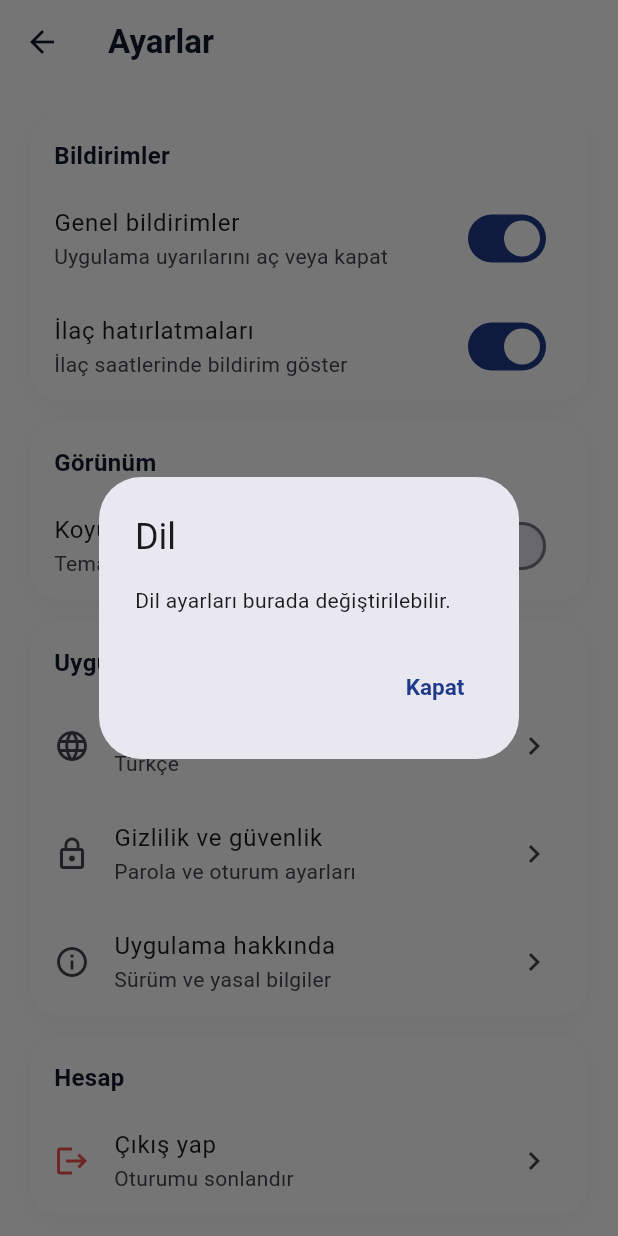
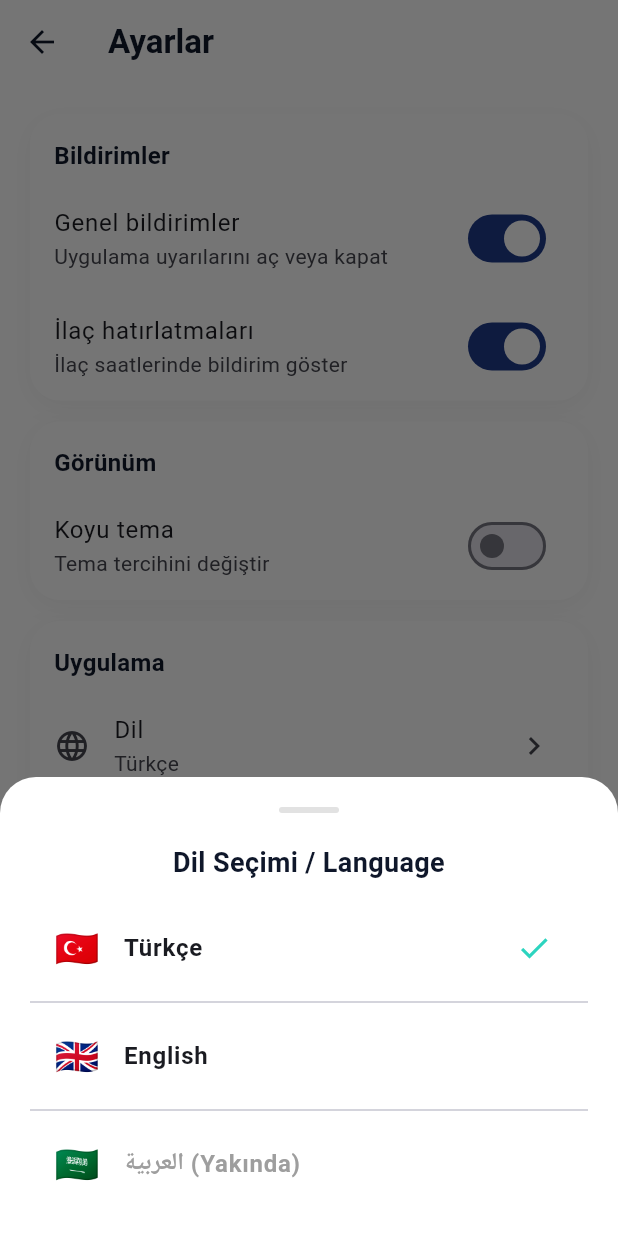
Before and after one commit to dilara-karaca/ClinGaitAI, a Flutter app: the SettingsScreen screen opened directly, after a tap on "Dil", on a phone screen of 412 x 824 dp. Run offline on Flutter 3.47's test engine with Material 3 defaults, Android fonts, the phone set to English and light mode, and no system bars; our stand-ins replace google_sign_in.

Commit message:
style: ing  dili eklendi geliştirilicek,arapça eklendi(yakında)

```diff
--- /dev/null
+++ b/lib/app_strings.dart
@@ -0,0 +1,95 @@
+class AppStrings {
+  // Aktif dili uygulamanın her yerinden ortak okumak için statik tutuyoruz
+  static String currentLanguage = 'tr';
+
+  static const Map<String, Map<String, String>> _localizedValues = {
+    'tr': {
+      'settings': 'Ayarlar',
+      'notifications': 'Bildirimler',
+      'general_notif': 'Genel bildirimler',
+      'general_notif_sub': 'Uygulama uyarılarını aç veya kapat',
+      'med_reminders': 'İlaç hatırlatmaları',
+      'med_reminders_sub': 'İlaç saatlerinde bildirim göster',
+      'appearance': 'Görünüm',
+      'dark_mode': 'Koyu tema',
+      'dark_mode_sub': 'Tema tercihini değiştir',
+      'app': 'Uygulama',
+      'language': 'Dil',
+      'privacy': 'Gizlilik ve güvenlik',
+      'privacy_sub': 'Parola ve oturum ayarları',
+      'about': 'Uygulama hakkında',
+      'about_sub': 'Sürüm ve yasal bilgiler',
+      'account': 'Hesap',
+      'logout': 'Çıkış yap',
+      'logout_sub': 'Oturumu sonlandır',
+
+      // Ana Sayfa Kelimeleri
+      'welcome': 'Merhaba Dilara',
+      'how_is_day': 'Günün nasıl geçiyor?',
+      'streak_title': '12 Günlük Seri',
+      'streak_sub': 'Mükemmel gidiyorsun! 🔥',
+      'meds': 'İlaçlar',
+      'appointments': 'Randevular',
+    },
+    'en': {
+      'settings': 'Settings',
+      'notifications': 'Notifications',
+      'general_notif': 'General Notifications',
+      'general_notif_sub': 'Turn app alerts on or off',
+      'med_reminders': 'Medication Reminders',
+      'med_reminders_sub': 'Show notifications at medication times',
+      'appearance': 'Appearance',
+      'dark_mode': 'Dark Mode',
+      'dark_mode_sub': 'Change theme preference',
+      'app': 'Application',
+      'language': 'Language',
+      'privacy': 'Privacy & Security',
+      'privacy_sub': 'Password and session settings',
+      'about': 'About Application',
+      'about_sub': 'Version and legal info',
+      'account': 'Account',
+      'logout': 'Log Out',
+      'logout_sub': 'Terminate session',
+
+      // Ana Sayfa Kelimeleri
+      'welcome': 'Hello Dilara',
+      'how_is_day': 'How is your day going?',
+      'streak_title': '12-Day Streak',
+      'streak_sub': 'You are doing great! 🔥',
+      'meds': 'Medications',
+      'appointments': 'Appointments',
+    },
+    'ar': {
+      'settings': 'الإعدادات',
+      'notifications': 'الإشعارات',
+      'general_notif': 'الإشعارات العامة',
+      'general_notif_sub': 'تفعيل أو تعطيل تنبيهات التطبيق',
+      'med_reminders': 'تذكير المواعيد الدوائية',
+      'med_reminders_sub': 'إظهار الإشعارات في مواعيد الدواء',
+      'appearance': 'المظهر',
+      'dark_mode': 'الوضع الداكن',
+      'dark_mode_sub': 'تغيير خيارات المظهر',
+      'app': 'التطبيق',
+      'language': 'اللغة',
+      'privacy': 'الخصوصية والأمان',
+      'privacy_sub': 'إعدادات كلمة المرور والجلسة',
+      'about': 'حول التطبيق',
+      'about_sub': 'الإصدار والمعلومات القانونية',
+      'account': 'الحساب',
+      'logout': 'تسجيل الخروج',
+      'logout_sub': 'إنهاء الجلسة',
+
+      // Ana Sayfa Kelimeleri
+      'welcome': 'مرحباً ديلارا',
+      'how_is_day': 'كيف حالك اليوم؟',
+      'streak_title': 'سلسلة ١٢ يوماً',
+      'streak_sub': 'أنت تبلي بلاءً حسناً! 🔥',
+      'meds': 'الأدوية',
+      'appointments': 'المواعيد',
+    }
+  };
+
+  static String get(String key) {
+    return _localizedValues[currentLanguage]?[key] ?? key;
+  }
+}
--- a/lib/screens/home/home_screen.dart
+++ b/lib/screens/home/home_screen.dart
@@ -2,7 +2,7 @@ import 'package:flutter/material.dart';
 import '../../core/theme/app_theme.dart';
 import '../profile/profile_screen.dart';
 import '../settings/settings_screen.dart';
-
+import '../../app_strings.dart';
 class HomeScreen extends StatelessWidget {
   const HomeScreen({super.key});
 
@@ -109,7 +109,7 @@ class _HomeBodyState extends State<HomeBody> {
       ),
     ),
   ],
-              ),
+), // Column
               Row(
                 children: [
                   _buildConnectionIndicator(),
@@ -164,12 +164,12 @@ class _HomeBodyState extends State<HomeBody> {
           _buildStreakCard(),
           const SizedBox(height: 16),
 
-          _buildSectionTitle('İlaçlar', Icons.medication_outlined),
+        _buildSectionTitle(AppStrings.get('meds'), Icons.medication_outlined),
           const SizedBox(height: 12),
           _buildMedicationsForDay(),
           const SizedBox(height: 16),
 
-          _buildSectionTitle('Randevular', Icons.calendar_today),
+          _buildSectionTitle(AppStrings.get('appointments'), Icons.calendar_today),
           const SizedBox(height: 12),
           _buildAppointments(),
           const SizedBox(height: 24),
@@ -383,9 +383,9 @@ class _HomeBodyState extends State<HomeBody> {
               const SizedBox(width: 16),
               Column(
   crossAxisAlignment: CrossAxisAlignment.start,
-                children: [
-                  const Text(
-                    '12 Günlük Seri',
+  children: [ // const kelimesi yok
+    Text(
+      AppStrings.get('streak_title'), // Eski '12 Günlük Seri' yerine
       style: TextStyle(
         color: Colors.white,
         fontSize: 20,
@@ -395,7 +395,7 @@ class _HomeBodyState extends State<HomeBody> {
     ),
     const SizedBox(height: 4),
     Text(
-                    'Mükemmel gidiyorsun! 🔥',
+      AppStrings.get('streak_sub'), // Eski 'Mükemmel gidiyorsun! 🔥' yerine
       style: TextStyle(
         color: Colors.white.withOpacity(0.8),
         fontSize: 13,
@@ -403,7 +403,7 @@ class _HomeBodyState extends State<HomeBody> {
       ),
     ),
   ],
-              ),
+), // Column
             ],
           ),
           const SizedBox(height: 20),
--- a/lib/screens/settings/settings_screen.dart
+++ b/lib/screens/settings/settings_screen.dart
@@ -1,5 +1,6 @@
 import 'package:flutter/material.dart';
 import '../../core/theme/app_theme.dart';
+import '../../app_strings.dart';
 
 class SettingsScreen extends StatefulWidget {
   const SettingsScreen({super.key});
@@ -13,12 +14,89 @@ class _SettingsScreenState extends State<SettingsScreen> {
   bool medicationReminders = true;
   bool darkMode = false;
 
+  // Dil seçim penceresini (BottomSheet) açan sihirli fonksiyonumuz
+  void _openLanguageMenu() {
+    showModalBottomSheet<void>(
+      context: context,
+      backgroundColor: Colors.transparent,
+      builder: (context) {
+        return Container(
+          padding: const EdgeInsets.all(20),
+          decoration: const BoxDecoration(
+            color: AppColors.surface,
+            borderRadius: BorderRadius.vertical(top: Radius.circular(24)),
+          ),
+          child: Column(
+            mainAxisSize: MainAxisSize.min,
+            crossAxisAlignment: CrossAxisAlignment.stretch,
+            children: [
+              Center(
+                child: Container(
+                  width: 40,
+                  height: 4,
+                  margin: const EdgeInsets.only(bottom: 20),
+                  decoration: BoxDecoration(
+                    color: Colors.grey.withOpacity(0.3),
+                    borderRadius: BorderRadius.circular(10),
+                  ),
+                ),
+              ),
+              const Text(
+                'Dil Seçimi / Language',
+                style: TextStyle(fontSize: 18, fontWeight: FontWeight.bold, color: AppColors.textPrimary),
+                textAlign: TextAlign.center,
+              ),
+              const SizedBox(height: 16),
+
+              // 🇹🇷 Türkçe Seçeneği
+              ListTile(
+                leading: const Text('🇹🇷', style: TextStyle(fontSize: 24)),
+                title: const Text('Türkçe', style: TextStyle(fontWeight: FontWeight.w600)),
+                trailing: AppStrings.currentLanguage == 'tr' ? const Icon(Icons.check, color: AppColors.mintGreen) : null,
+                onTap: () {
+                  setState(() {
+                    AppStrings.currentLanguage = 'tr';
+                  });
+                  Navigator.pop(context);
+                },
+              ),
+              const Divider(),
+
+              // 🇬🇧 İngilizce Seçeneği (Tamamen Aktif)
+              ListTile(
+                leading: const Text('🇬🇧', style: TextStyle(fontSize: 24)),
+                title: const Text('English', style: TextStyle(fontWeight: FontWeight.w600)),
+                trailing: AppStrings.currentLanguage == 'en' ? const Icon(Icons.check, color: AppColors.mintGreen) : null,
+                onTap: () {
+                  setState(() {
+                    AppStrings.currentLanguage = 'en';
+                  });
+                  Navigator.pop(context);
+                },
+              ),
+              const Divider(),
+
+              // 🇸🇦 Arapça Seçeneği (Sadece buton olarak duruyor - Tam senin istediğin gibi)
+              ListTile(
+                leading: const Text('🇸🇦', style: TextStyle(fontSize: 24)),
+                title: const Text('العربية (Yakında)', style: TextStyle(color: Colors.grey, fontWeight: FontWeight.w600)),
+                onTap: () {
+                  // Fuarda vizyon göstermek için boş bıraktık, basılınca hata vermez
+                },
+              ),
+            ],
+          ),
+        );
+      },
+    ).then((_) => setState(() {})); // Pencere kapandığında Ayarlar sayfasını anında İngilizceye uçurur
+  }
+
   @override
   Widget build(BuildContext context) {
     return Scaffold(
       backgroundColor: AppColors.background,
       appBar: AppBar(
-        title: const Text('Ayarlar'),
+        title: Text(AppStrings.get('settings')), // Dinamik Türkçe/İngilizce başlık
         backgroundColor: AppColors.surface,
         elevation: 0,
       ),
@@ -26,73 +104,64 @@ class _SettingsScreenState extends State<SettingsScreen> {
         padding: const EdgeInsets.all(20),
         children: [
           _SectionCard(
-            title: 'Bildirimler',
+            title: AppStrings.get('notifications'),
             children: [
               SwitchListTile(
                 value: notificationsEnabled,
-                onChanged:
-                    (value) => setState(() => notificationsEnabled = value),
-                title: const Text('Genel bildirimler'),
-                subtitle: const Text('Uygulama uyarılarını aç veya kapat'),
+                onChanged: (value) => setState(() => notificationsEnabled = value),
+                title: Text(AppStrings.get('general_notif')),
+                subtitle: Text(AppStrings.get('general_notif_sub')),
               ),
               SwitchListTile(
                 value: medicationReminders,
-                onChanged:
-                    (value) => setState(() => medicationReminders = value),
-                title: const Text('İlaç hatırlatmaları'),
-                subtitle: const Text('İlaç saatlerinde bildirim göster'),
+                onChanged: (value) => setState(() => medicationReminders = value),
+                title: Text(AppStrings.get('med_reminders')),
+                subtitle: Text(AppStrings.get('med_reminders_sub')),
               ),
             ],
           ),
           const SizedBox(height: 14),
           _SectionCard(
-            title: 'Görünüm',
+            title: AppStrings.get('appearance'),
             children: [
               SwitchListTile(
                 value: darkMode,
                 onChanged: (value) => setState(() => darkMode = value),
-                title: const Text('Koyu tema'),
-                subtitle: const Text('Tema tercihini değiştir'),
+                title: Text(AppStrings.get('dark_mode')),
+                subtitle: Text(AppStrings.get('dark_mode_sub')),
               ),
             ],
           ),
           const SizedBox(height: 14),
           _SectionCard(
-            title: 'Uygulama',
+            title: AppStrings.get('app'),
             children: [
               ListTile(
                 leading: const Icon(Icons.language_outlined),
-                title: const Text('Dil'),
-                subtitle: const Text('Türkçe'),
+                title: Text(AppStrings.get('language')),
+                subtitle: Text(AppStrings.currentLanguage == 'tr' ? 'Türkçe' : 'English'),
                 trailing: const Icon(Icons.chevron_right),
-                onTap:
-                    () => _showDialog(
-                      context,
-                      'Dil',
-                      'Dil ayarları burada değiştirilebilir.',
-                    ),
+                onTap: _openLanguageMenu, // Dil seçme menüsünü tetikler
               ),
               ListTile(
                 leading: const Icon(Icons.lock_outline),
-                title: const Text('Gizlilik ve güvenlik'),
-                subtitle: const Text('Parola ve oturum ayarları'),
+                title: Text(AppStrings.get('privacy')),
+                subtitle: Text(AppStrings.get('privacy_sub')),
                 trailing: const Icon(Icons.chevron_right),
-                onTap:
-                    () => _showDialog(
+                onTap: () => _showDialog(
                   context,
-                      'Gizlilik ve güvenlik',
+                  AppStrings.get('privacy'),
                   'Parola değişimi, oturum yönetimi ve izinler burada bulunabilir.',
                 ),
               ),
               ListTile(
                 leading: const Icon(Icons.info_outline),
-                title: const Text('Uygulama hakkında'),
-                subtitle: const Text('Sürüm ve yasal bilgiler'),
+                title: Text(AppStrings.get('about')),
+                subtitle: Text(AppStrings.get('about_sub')),
                 trailing: const Icon(Icons.chevron_right),
-                onTap:
-                    () => _showDialog(
+                onTap: () => _showDialog(
                   context,
-                      'Uygulama hakkında',
+                  AppStrings.get('about'),
                   'ClinGait AI sürüm bilgileri ve yasal metinler burada yer alabilir.',
                 ),
               ),
@@ -100,17 +169,16 @@ class _SettingsScreenState extends State<SettingsScreen> {
           ),
           const SizedBox(height: 14),
           _SectionCard(
-            title: 'Hesap',
+            title: AppStrings.get('account'),
             children: [
               ListTile(
                 leading: const Icon(Icons.logout, color: AppColors.error),
-                title: const Text('Çıkış yap'),
-                subtitle: const Text('Oturumu sonlandır'),
+                title: Text(AppStrings.get('logout')),
+                subtitle: Text(AppStrings.get('logout_sub')),
                 trailing: const Icon(Icons.chevron_right),
-                onTap:
-                    () => _showDialog(
+                onTap: () => _showDialog(
                   context,
-                      'Çıkış yap',
+                  AppStrings.get('logout'),
                   'Çıkış işlemi burada onaylatılabilir.',
                 ),
               ),
```
Lines whose indentation alone changed are shown as unchanged.
